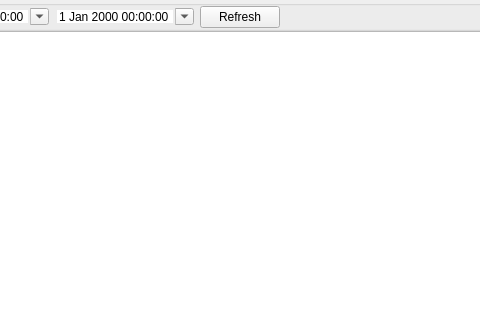
This is reference/nodereferencedwidget.ui in ytxerp/ytx-client as Qt 5 draws it before an edit; both pictures show x 93 to 573 and y 0 to 320 of the 784 by 567 pixel window. The edited form follows.
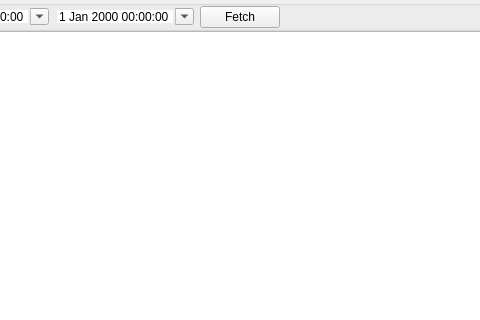
This is the edited form. Custom widgets are drawn as their Qt base class.

What changed in the file:
```diff
--- a/reference/nodereferencedwidget.ui
+++ b/reference/nodereferencedwidget.ui
@@ -79,7 +79,7 @@
       <item>
        <widget class="QPushButton" name="pBtnRefresh">
         <property name="text">
-         <string>Refresh</string>
+         <string>Fetch</string>
         </property>
        </widget>
       </item>
```
Left out of the diff: 4 changed lines with no effect on the pictures.
